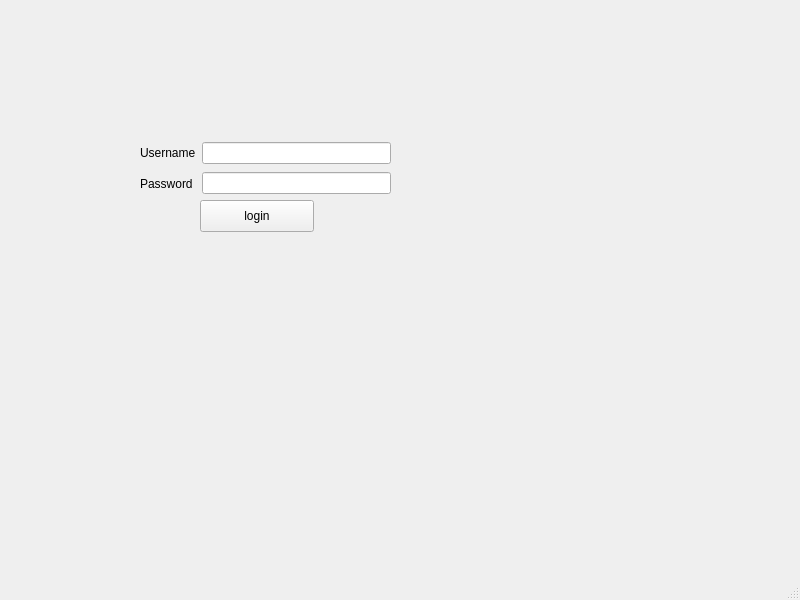
Before: the Qt Designer form admin.ui in cardenas16/european_cities, drawn with Qt 5.
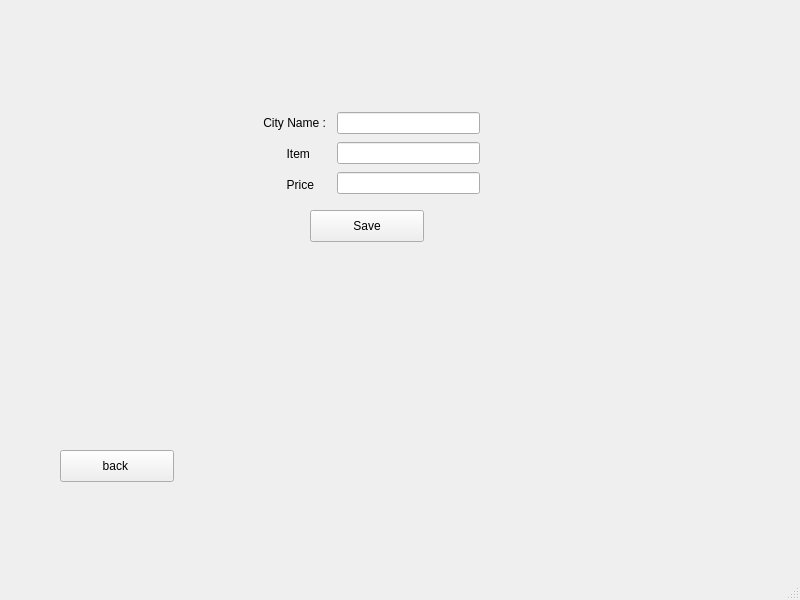
After: the same form once the commit is applied. The open tabs and pages were chosen to show the change.

Commit message: admin comments

The edit to the form file:
```diff
--- a/admin.ui
+++ b/admin.ui
@@ -204,6 +204,103 @@
       </property>
      </widget>
     </widget>
+    <widget class="QWidget" name="page">
+     <widget class="QPushButton" name="saveButton_newCity">
+      <property name="geometry">
+       <rect>
+        <x>260</x>
+        <y>160</y>
+        <width>114</width>
+        <height>32</height>
+       </rect>
+      </property>
+      <property name="text">
+       <string>Save</string>
+      </property>
+     </widget>
+     <widget class="QPushButton" name="backButton_newCity">
+      <property name="geometry">
+       <rect>
+        <x>10</x>
+        <y>400</y>
+        <width>114</width>
+        <height>32</height>
+       </rect>
+      </property>
+      <property name="text">
+       <string>back </string>
+      </property>
+     </widget>
+     <widget class="QWidget" name="">
+      <property name="geometry">
+       <rect>
+        <x>210</x>
+        <y>60</y>
+        <width>220</width>
+        <height>87</height>
+       </rect>
+      </property>
+      <layout class="QHBoxLayout" name="horizontalLayout_2">
+       <item>
+        <layout class="QVBoxLayout" name="verticalLayout_3">
+         <item>
+          <widget class="QLabel" name="label_3">
+           <property name="text">
+            <string> City Name :</string>
+           </property>
+          </widget>
+         </item>
+         <item>
+          <widget class="QLabel" name="label_4">
+           <property name="text">
+            <string>        Item</string>
+           </property>
+          </widget>
+         </item>
+         <item>
+          <widget class="QLabel" name="label_7">
+           <property name="text">
+            <string>        Price     </string>
+           </property>
+          </widget>
+         </item>
+        </layout>
+       </item>
+       <item>
+        <layout class="QVBoxLayout" name="verticalLayout_5">
+         <item>
+          <widget class="QLineEdit" name="lineEdit_newCity">
+           <property name="maxLength">
+            <number>20</number>
+           </property>
+          </widget>
+         </item>
+         <item>
+          <widget class="QLineEdit" name="lineEdit_item">
+           <property name="maxLength">
+            <number>40</number>
+           </property>
+          </widget>
+         </item>
+         <item>
+          <widget class="QLineEdit" name="lineEdit_price"/>
+         </item>
+        </layout>
+       </item>
+      </layout>
+     </widget>
+    </widget>
+   </widget>
+   <widget class="QWidget" name="">
+    <property name="geometry">
+     <rect>
+      <x>0</x>
+      <y>0</y>
+      <width>2</width>
+      <height>2</height>
+     </rect>
+    </property>
+    <layout class="QVBoxLayout" name="verticalLayout_4"/>
    </widget>
   </widget>
   <widget class="QMenuBar" name="menubar">
```
Left out of the diff: 57 changed lines with no effect on the pictures. The commit also changes 19 other files.
